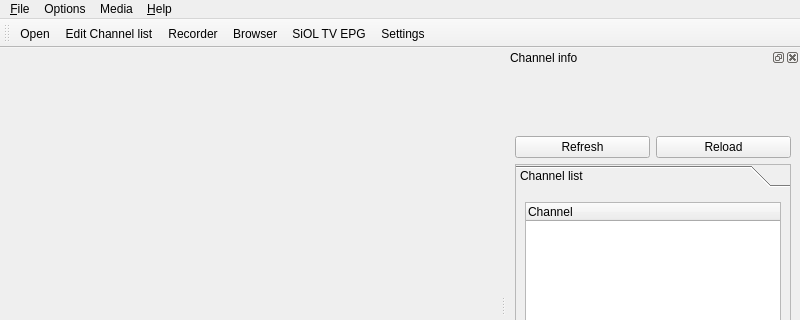
ntadej/tano, file ui/MainWindow.ui: the form before one commit; both pictures show x 0 to 800 and y 0 to 320 of the 800 by 600 pixel window.
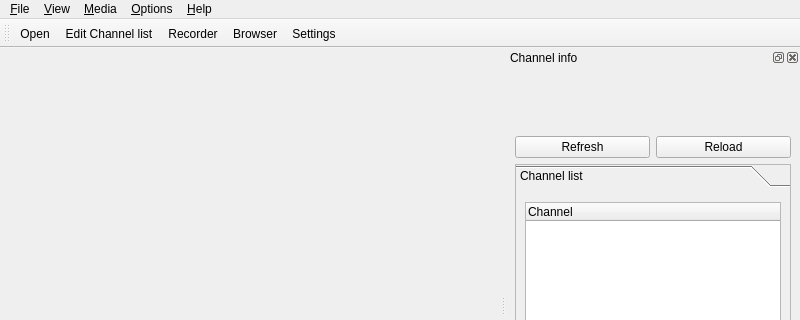
The form after the commit. Icons and pictures are not drawn. Custom widgets are drawn as their Qt base class.

```diff
--- a/ui/MainWindow.ui
+++ b/ui/MainWindow.ui
@@ -318,8 +318,8 @@
     <rect>
      <x>0</x>
      <y>0</y>
-     <width>0</width>
-     <height>0</height>
+     <width>800</width>
+     <height>24</height>
     </rect>
    </property>
    <widget class="QMenu" name="menuFile" >
@@ -346,7 +346,7 @@
    </widget>
    <widget class="QMenu" name="menuOptions" >
     <property name="title" >
-     <string>Options</string>
+     <string>&amp;Options</string>
     </property>
     <widget class="QMenu" name="menuShow" >
      <property name="title" >
@@ -365,7 +365,7 @@
    </widget>
    <widget class="QMenu" name="menuMedia" >
     <property name="title" >
-     <string>Media</string>
+     <string>&amp;Media</string>
     </property>
     <widget class="QMenu" name="menuRatio" >
      <property name="title" >
@@ -399,9 +399,20 @@
     <addaction name="menuVolume" />
     <addaction name="menuRatio" />
    </widget>
+   <widget class="QMenu" name="menuView" >
+    <property name="title" >
+     <string>&amp;View</string>
+    </property>
+    <addaction name="actionTop" />
+    <addaction name="actionLite" />
+    <addaction name="actionFullscreen" />
+    <addaction name="separator" />
+    <addaction name="actionChannel_info" />
+   </widget>
    <addaction name="menuFile" />
-   <addaction name="menuOptions" />
+   <addaction name="menuView" />
    <addaction name="menuMedia" />
+   <addaction name="menuOptions" />
    <addaction name="menuAbout" />
   </widget>
   <widget class="QStatusBar" name="statusbar" />
@@ -428,7 +439,6 @@
    <addaction name="actionEditPlaylist" />
    <addaction name="actionRecorder" />
    <addaction name="actionBrowser" />
-   <addaction name="actionEpg" />
    <addaction name="actionSettings" />
   </widget>
   <widget class="QDockWidget" name="playlistWidget" >
@@ -717,15 +727,6 @@
     <string>Check for updates</string>
    </property>
   </action>
-  <action name="actionEpg" >
-   <property name="icon" >
-    <iconset resource="images.qrc" >
-     <normaloff>:/icons/images/siol.gif</normaloff>:/icons/images/siol.gif</iconset>
-   </property>
-   <property name="text" >
-    <string>SiOL TV EPG</string>
-   </property>
-  </action>
   <action name="actionRatioOriginal" >
    <property name="checkable" >
     <bool>true</bool>
```
Left out of the diff: 48 changed lines with no effect on the pictures.
